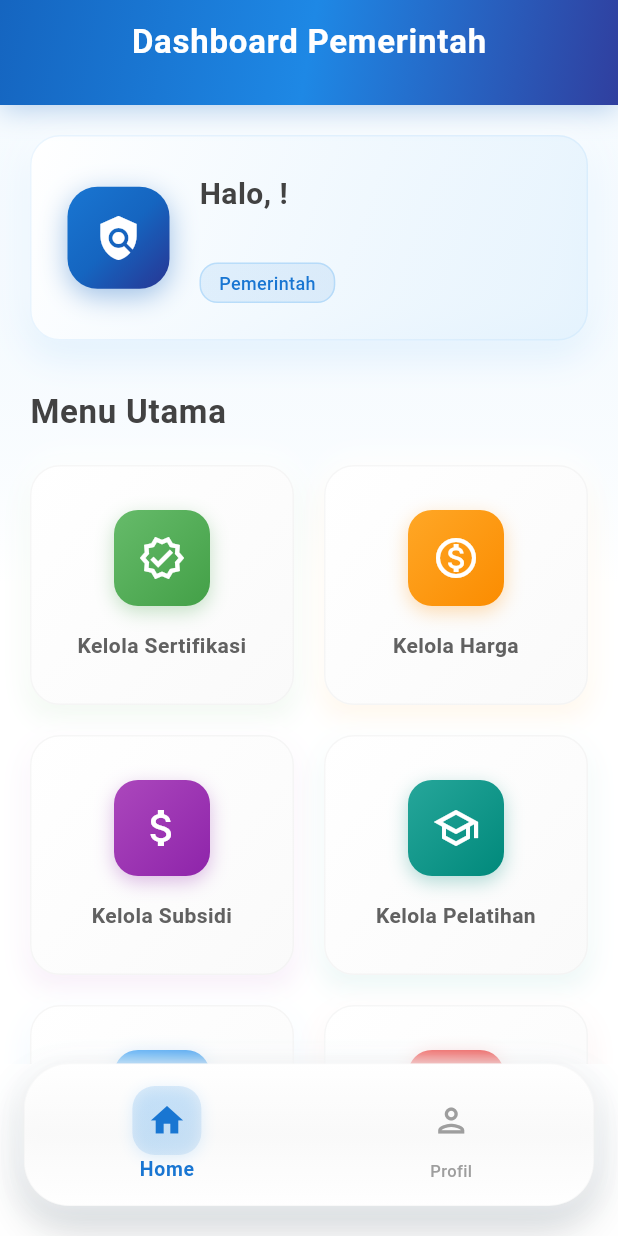
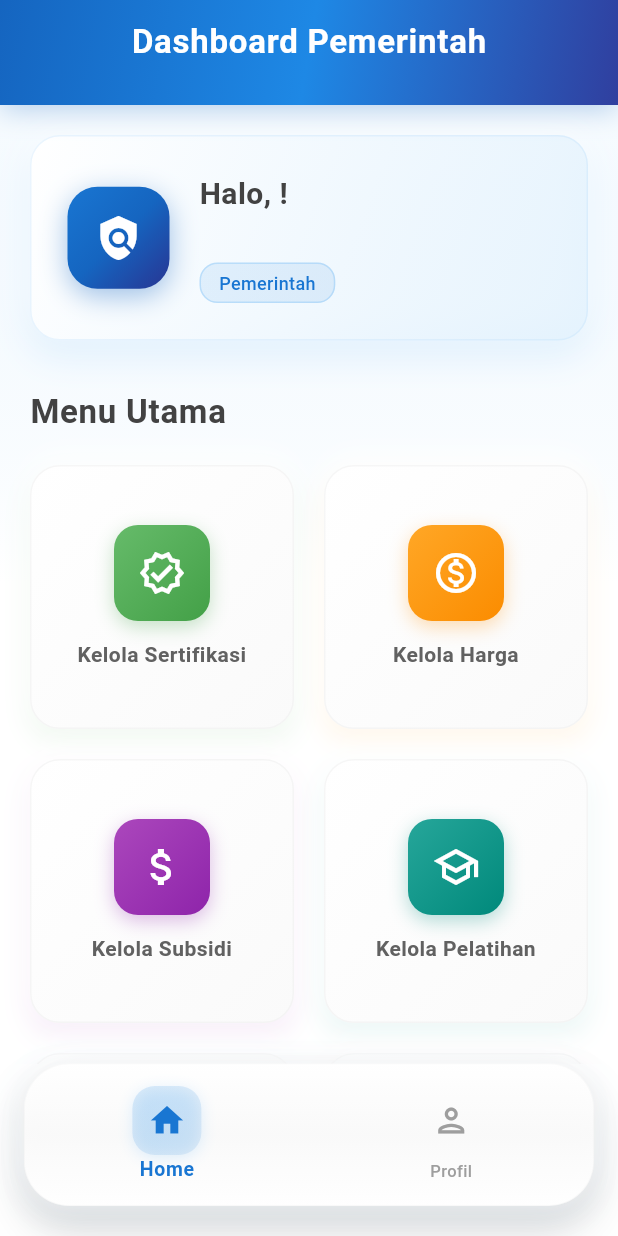
Before and after one commit to muhammaddz4ki/pasaratsiri_app, a Flutter app: the PemerintahDashboard screen opened directly with empty values, on a phone screen of 412 x 824 dp. Run offline on Flutter 3.47's test engine with Material 3 defaults, Android fonts, the light colour scheme and no system bars; our stand-ins replace cloud_firestore, firebase_auth, firebase_core, fl_chart, flutter_rating_bar, google_sign_in and 3 more; accounts and stored records are empty.

Commit message:
gasin menang

```diff
--- a/lib/features/government/screens/government_dashboard.dart
+++ b/lib/features/government/screens/government_dashboard.dart
@@ -360,10 +360,10 @@ class _PemerintahDashboardState extends State<PemerintahDashboard>
                           ),
                         ],
                       ),
-                      child: CircleAvatar(
+                      child: const CircleAvatar(
                         radius: 30,
                         backgroundColor: Colors.transparent,
-                        child: const Icon(
+                        child: Icon(
                           Icons.policy,
                           size: 32,
                           color: Colors.white,
@@ -447,7 +447,9 @@ class _PemerintahDashboardState extends State<PemerintahDashboard>
                 physics: const NeverScrollableScrollPhysics(),
                 mainAxisSpacing: 20,
                 crossAxisSpacing: 20,
-                childAspectRatio: 1.1,
+                // --- PERUBAIKAN DI SINI ---
+                // Mengubah rasio menjadi 1.0 agar kartu berbentuk persegi dan punya cukup ruang vertikal.
+                childAspectRatio: 1.0,
                 children: [
                   _buildEnhancedMenuCard(
                     title: 'Kelola Sertifikasi',
@@ -582,7 +584,9 @@ class _PemerintahDashboardState extends State<PemerintahDashboard>
           onTap: onTap,
           borderRadius: BorderRadius.circular(20),
           child: Padding(
-            padding: const EdgeInsets.all(20),
+            padding: const EdgeInsets.all(
+              16,
+            ), // Padding disesuaikan agar tidak terlalu besar
             child: Column(
               mainAxisAlignment: MainAxisAlignment.center,
               children: [
@@ -606,7 +610,7 @@ class _PemerintahDashboardState extends State<PemerintahDashboard>
                   ),
                   child: Icon(icon, size: 32, color: Colors.white),
                 ),
-                const SizedBox(height: 16),
+                const SizedBox(height: 12), // Spasi dikurangi sedikit
                 Text(
                   title,
                   textAlign: TextAlign.center,
@@ -616,6 +620,8 @@ class _PemerintahDashboardState extends State<PemerintahDashboard>
                     color: Colors.grey[700],
                     letterSpacing: 0.3,
                   ),
+                  maxLines: 2, // Memastikan teks bisa 2 baris
+                  overflow: TextOverflow.ellipsis, // Menghindari overflow teks
                 ),
               ],
             ),
@@ -667,14 +673,10 @@ class _PemerintahDashboardState extends State<PemerintahDashboard>
                   ),
                   shape: BoxShape.circle,
                 ),
-                child: CircleAvatar(
+                child: const CircleAvatar(
                   radius: 60,
                   backgroundColor: Colors.transparent,
-                  child: const Icon(
-                    Icons.policy,
-                    size: 64,
-                    color: Colors.white,
-                  ),
+                  child: Icon(Icons.policy, size: 64, color: Colors.white),
                 ),
               ),
             ),
```
Also changed, not shown: 1 other file.
